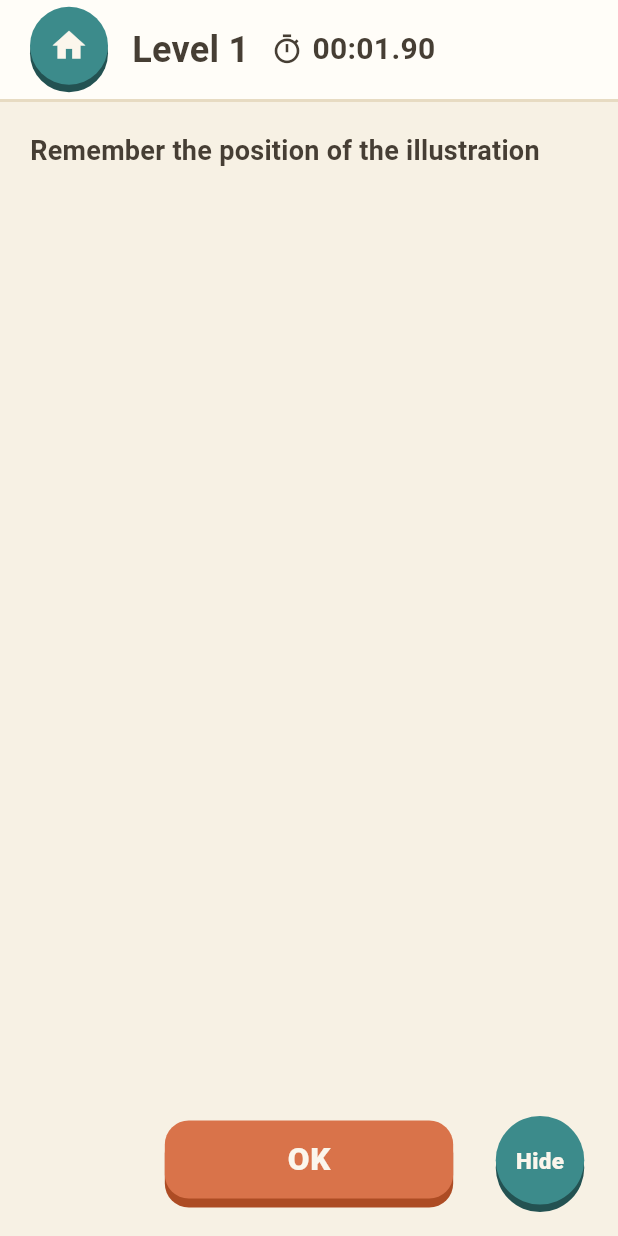
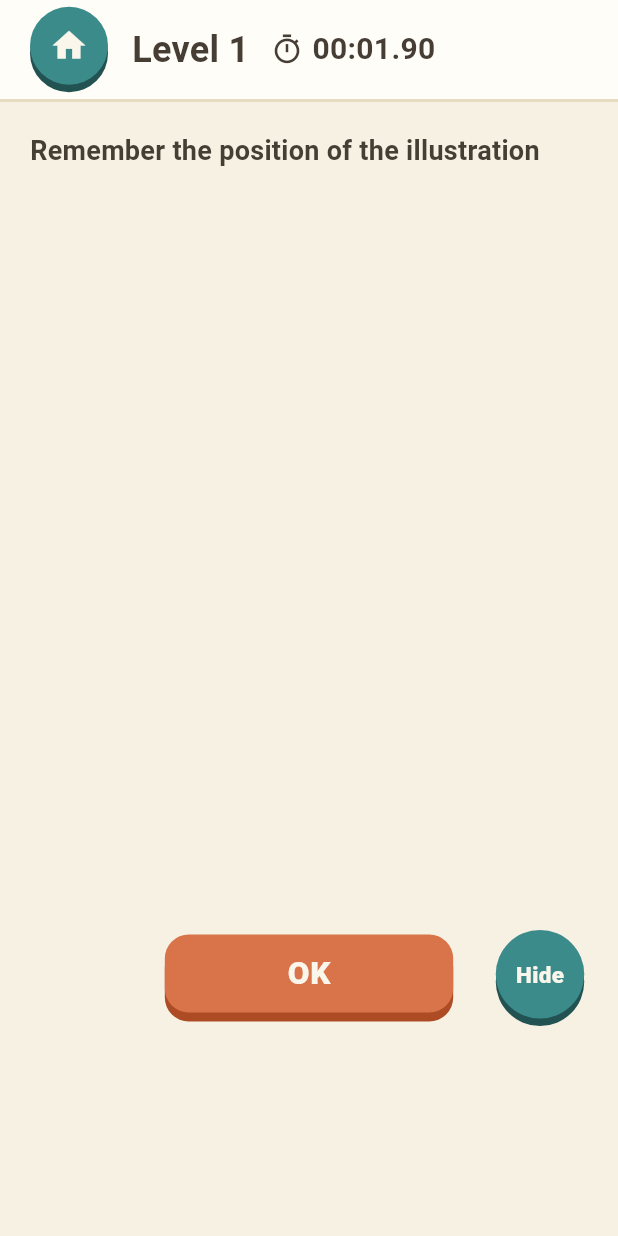
Before and after one commit to sk-createapp/memory_game, a Flutter app: the MemorizeView screen opened directly, on a phone screen of 412 x 824 dp. Run offline on Flutter 3.47's test engine with Material 3 defaults, Android fonts, the phone set to English and light mode, and no system bars; our stand-ins replace audioplayers, firebase_analytics, firebase_core, firebase_crashlytics, flutter_local_notifications, flutter_riverpod and 6 more; missing offline and left inert: purchases_flutter; accounts and stored records are empty; generated files the repository leaves out were written again; Roboto replaces fonts that are missing (ZenMaruGothic); statements that could not run were skipped.

Commit message:
プレイ/結果画面: 広告の畳み込みでボタンが下にずれる不具合を修正
バナー広告のロード失敗時（リトライ上限到達で高さ0へ畳む）に、
真上の完了・隠すボタンがバナー分だけ下へずり落ちていた。
バナーをbannerReserve高さの固定スロットに収め、広告の有無に
関わらず下端の確保高さを一定にしてボタン位置を固定する。

Co-Authored-By: Claude Opus 4.8 <noreply@anthropic.com>

```diff
--- a/lib/view/memorize.dart
+++ b/lib/view/memorize.dart
@@ -214,7 +214,16 @@ class _MemorizeViewState extends ConsumerState<MemorizeView> {
                         ),
                         SizedBox(height: context.sectionGap),
                         //バナー
-                        const AdmobBannerWidget(),
+                        //広告のロード状態（読込中／成功／失敗で畳む）に関わらず
+                        //下端の確保高さを一定にして、上の完了・隠すボタンが
+                        //広告の有無で上下にずれないように固定スロットへ収める。
+                        SizedBox(
+                          height: context.bannerReserve,
+                          child: const Align(
+                            alignment: Alignment.bottomCenter,
+                            child: AdmobBannerWidget(),
+                          ),
+                        ),
                       ],
                     ),
                   ),
```
Also changed, not shown: lib/view/result.dart (+10 -1 lines).
